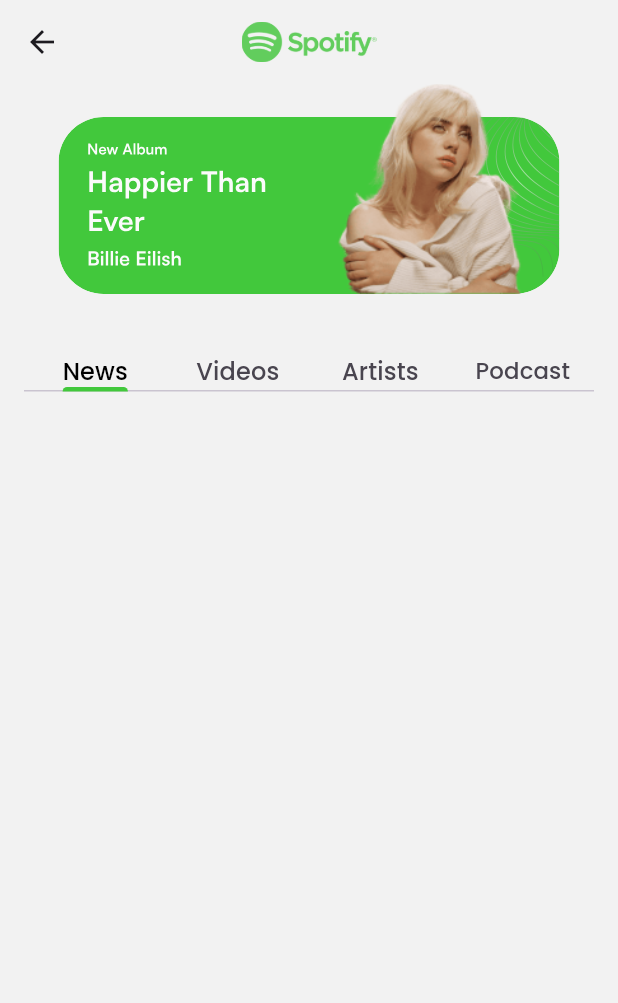
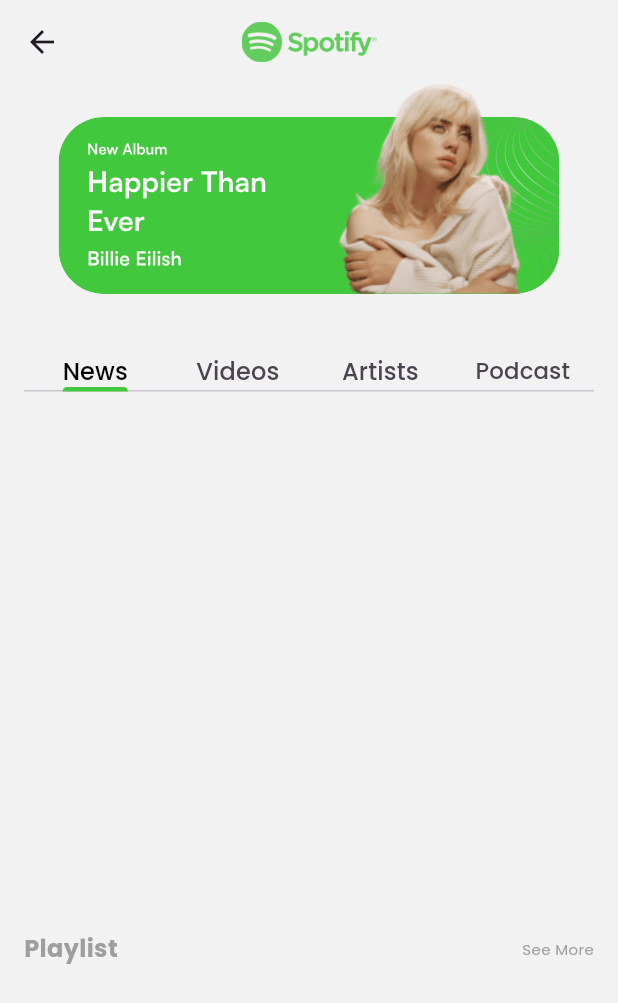
Before and after one commit to EYOB123695/Music-Player, a Flutter app: the HomePage screen opened directly, on a phone screen of 412 x 824 dp. Shown: the top 1003 px of the screen. Run offline on Flutter 3.47's test engine with Material 3 defaults, Android fonts, the phone set to English and light mode, and no system bars; our stand-ins replace cloud_firestore, dartz, firebase_auth, firebase_core, flutter_bloc, flutter_svg and 4 more; missing offline and left inert: dart:ffi; accounts and stored records are empty.

Commit message:
update up to playlist

```diff
--- /dev/null
+++ b/lib/presentation/Home/bloc/playlist_state.dart
@@ -0,0 +1,12 @@
+import 'package:spotify_clone/domain/entities/song/song.dart';
+
+abstract class PlayListState {}
+
+class Playlistloading extends PlayListState {}
+
+class playlistloaded extends PlayListState {
+  final List<SongEntity> songs;
+  playlistloaded({required this.songs});
+}
+
+class Playlistfailed extends PlayListState {}
--- /dev/null
+++ b/lib/presentation/Home/bloc/playlistcubit.dart
@@ -0,0 +1,21 @@
+import 'dart:ffi';
+
+import 'package:flutter_bloc/flutter_bloc.dart';
+import 'package:spotify_clone/domain/entities/song/song.dart';
+import 'package:spotify_clone/domain/usecases/song/getnewsongusecae.dart';
+import 'package:spotify_clone/domain/usecases/song/getplaylistusecase.dart';
+import 'package:spotify_clone/presentation/Home/bloc/News_song_state.dart';
+import 'package:spotify_clone/presentation/Home/bloc/playlist_state.dart';
+import 'package:spotify_clone/service_locator.dart';
+
+class Playlistcubit extends Cubit<PlayListState> {
+  Playlistcubit() : super(Playlistloading());
+  Future<void> getplaylist() async {
+    var returnedsongs = await sl<Getplaylistusecase>().call();
+    returnedsongs.fold((l) {
+      emit(Playlistfailed());
+    }, (data) {
+      emit(playlistloaded(songs: data));
+    });
+  }
+}
--- a/lib/presentation/Home/pages/home.dart
+++ b/lib/presentation/Home/pages/home.dart
@@ -9,6 +9,7 @@ import 'package:spotify_clone/common/widgets/appbar/app_bar.dart';
 import 'package:spotify_clone/core/configs/assets/app_vectors.dart';
 import 'package:spotify_clone/core/configs/theme/app_colors.dart';
 import 'package:spotify_clone/presentation/Home/widget/newssongs.dart';
+import 'package:spotify_clone/presentation/Home/widget/playlist.dart';
 
 class HomePage extends StatefulWidget {
   const HomePage({super.key});
@@ -47,10 +48,13 @@ class _HomePageState extends State<HomePage>
                   Container(),
                   Container(),
                   Container(),
-
                 ],
               ),
-            )
+            ),
+            const SizedBox(
+              height: 20,
+            ),
+            const Playlist()
           ],
         )));
   }
--- /dev/null
+++ b/lib/presentation/Home/widget/playlist.dart
@@ -0,0 +1,135 @@
+import 'package:flutter/material.dart';
+import 'package:flutter_bloc/flutter_bloc.dart';
+import 'package:spotify_clone/common/helpers/is_dark_mode.dart';
+import 'package:spotify_clone/core/configs/theme/app_colors.dart';
+import 'package:spotify_clone/domain/entities/song/song.dart';
+import 'package:spotify_clone/presentation/Home/bloc/playlist_state.dart';
+import 'package:spotify_clone/presentation/Home/bloc/playlistcubit.dart';
+
+class Playlist extends StatelessWidget {
+  const Playlist({super.key});
+
+  @override
+  Widget build(BuildContext context) {
+    return BlocProvider(
+        create: (context) => Playlistcubit()..getplaylist(),
+        child: BlocBuilder<Playlistcubit, PlayListState>(
+            builder: (context, state) {
+          if (state is playlistloaded) {
+            return Padding(
+              padding: const EdgeInsets.symmetric(horizontal: 16, vertical: 40),
+              child: Column(
+                children: [
+                  Row(
+                    mainAxisAlignment: MainAxisAlignment.spaceBetween,
+                    children: [
+                      Text(
+                        "Playlist",
+                        style: TextStyle(
+                            fontSize: 16,
+                            fontWeight: FontWeight.bold,
+                            color: context.isDarkMode
+                                ? Colors.white
+                                : Colors.grey),
+                      ),
+                      Text(
+                        "See More",
+                        style: TextStyle(
+                            fontSize: 10,
+                            fontWeight: FontWeight.w400,
+                            color: context.isDarkMode
+                                ? Color(0xffC6C6C6)
+                                : Colors.grey),
+                      )
+                    ],
+                  ),
+                  SizedBox(
+                    height: 20,
+                  ),
+                  _songs(state.songs)
+                ],
+              ),
+            );
+          } else if (state is Playlistloading) {
+            return Container(
+              alignment: Alignment.center,
+              child: const CircularProgressIndicator(),
+            );
+          }
+          return Container();
+        }));
+  }
+
+  Widget _songs(List<SongEntity> songs) {
+    return ListView.separated(
+        shrinkWrap: true,
+        itemBuilder: (context, index) {
+          return Row(
+            mainAxisAlignment: MainAxisAlignment.spaceBetween,
+            children: [
+              Row(
+                children: [
+                  Container(
+                    width: 40,
+                    height: 40,
+                    decoration: BoxDecoration(
+                        shape: BoxShape.circle,
+                        color: context.isDarkMode
+                            ? AppColors.Darkgray
+                            : Color(0xffE6E6E6)),
+                    child: Icon(
+                      Icons.play_arrow_rounded,
+                      color: context.isDarkMode
+                          ? Color(0xff959595)
+                          : Color(0xff555555),
+                    ),
+                  ),
+                  SizedBox(
+                    width: 10,
+                  ),
+                  Column(
+                    crossAxisAlignment: CrossAxisAlignment.start,
+                    children: [
+                      Text(
+                        songs[index].Title,
+                        style: TextStyle(
+                            fontWeight: FontWeight.bold,
+                            fontSize: 16,
+                            color: context.isDarkMode
+                                ? Colors.white
+                                : Colors.grey),
+                      ),
+                      Text(
+                        songs[index].Artist,
+                        style: TextStyle(
+                            fontWeight: FontWeight.w400,
+                            fontSize: 11,
+                            color: context.isDarkMode
+                                ? Colors.white
+                                : Colors.grey),
+                      ),
+                    ],
+                  )
+                ],
+              ),
+              Row(
+                children: [
+                  Text(
+                    songs[index].duration.toString().replaceAll(".", ":")
+                  ),
+                  IconButton(onPressed: (){}, icon: Icon(
+                    Icons.favorite_rounded,
+                    color: AppColors.Darkgray,
+
+                  ))
+                ],
+
+
+              )
+            ],
+          );
+        },
+        separatorBuilder: (context, index) => const SizedBox(height: 20),
+        itemCount: songs.length);
+  }
+}
```
